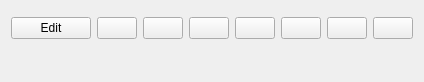
Kitware/ParaView, file Qt/ApplicationComponents/Resources/UI/pqColorEditorPropertyWidget.ui: the form before one commit.
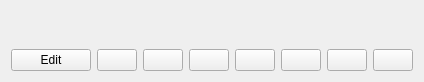
The form after the commit. Icons and pictures are not drawn. Custom widgets are drawn as their Qt base class.

Commit message: Remove spacer in color editor widget

The edit to the form file:
```diff
--- a/Qt/ApplicationComponents/Resources/UI/pqColorEditorPropertyWidget.ui
+++ b/Qt/ApplicationComponents/Resources/UI/pqColorEditorPropertyWidget.ui
@@ -31,22 +31,6 @@
    <item row="0" column="0" colspan="7">
     <widget class="pqDisplayColorWidget" name="DisplayColorWidget" native="true"/>
    </item>
-   <item row="2" column="5">
-    <spacer name="verticalSpacer">
-     <property name="orientation">
-      <enum>Qt::Vertical</enum>
-     </property>
-     <property name="sizeType">
-      <enum>QSizePolicy::MinimumExpanding</enum>
-     </property>
-     <property name="sizeHint" stdset="0">
-      <size>
-       <width>0</width>
-       <height>0</height>
-      </size>
-     </property>
-    </spacer>
-   </item>
    <item row="1" column="0">
     <widget class="QPushButton" name="EditColorMap">
      <property name="toolTip">
```
